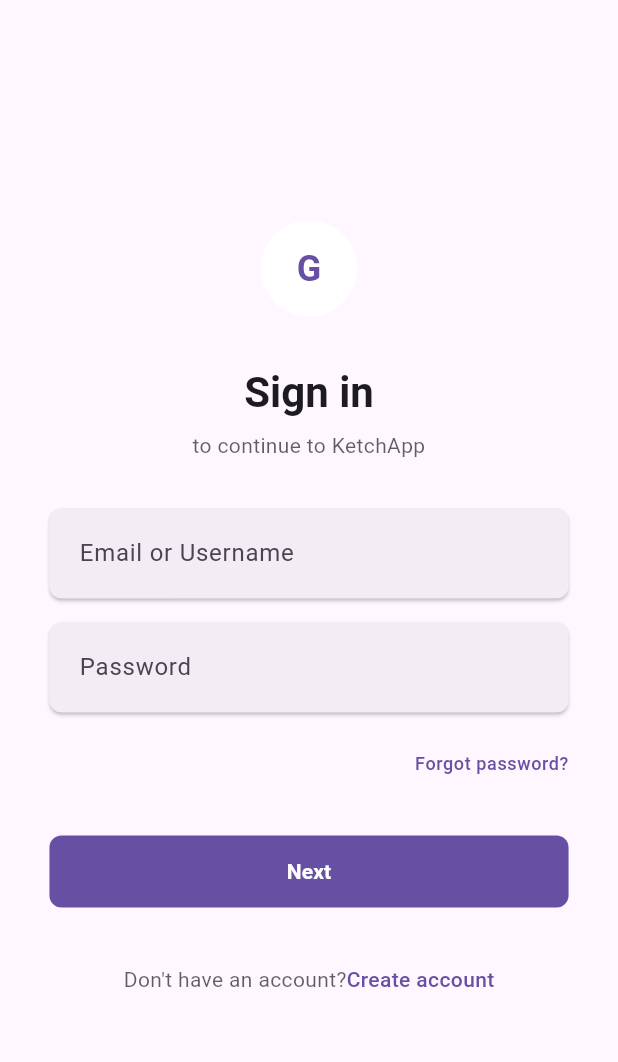
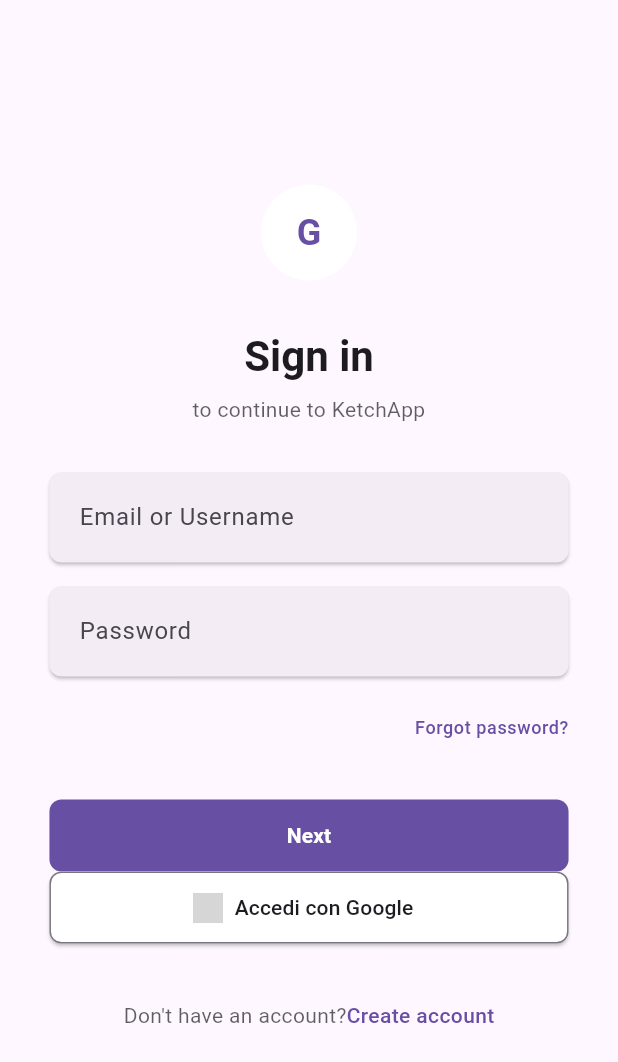
Before and after one commit to Dibbiii/KetchApp-Flutter, a Flutter app: the LoginPage screen opened by its route, on a phone screen of 412 x 824 dp. Shown: the top 1062 px of the screen. Run offline on Flutter 3.47's test engine with Material 3 defaults, Android fonts, the light colour scheme and no system bars; drawn by our look-alikes of dynamic_color; our stand-ins replace bloc, confetti, equatable, firebase_auth, firebase_core, flutter_bloc and 3 more; missing offline and left inert: flutter_ruler_picker; accounts and stored records are empty; network calls fail; grey boxes are pictures that could not be loaded.

Commit message:
SIGN IN WITH GOOGLE BY DIBBIIIIIIII !!!!!!!!!!!!!!!!!

```diff
--- a/lib/features/auth/bloc/auth_bloc.dart
+++ b/lib/features/auth/bloc/auth_bloc.dart
@@ -1,17 +1,22 @@
 import 'dart:async';
 import 'package:bloc/bloc.dart';
 import 'package:firebase_auth/firebase_auth.dart';
+import 'package:flutter/foundation.dart' show kIsWeb; // Importa kIsWeb
 import 'package:flutter/material.dart';
+import 'package:google_sign_in/google_sign_in.dart'; // Aggiungi questo import
+import 'package:ketchapp_flutter/services/api_service.dart'; // Assicurati che il percorso sia corretto
 import 'package:meta/meta.dart';
- import '../../../services/api_service.dart';
 import '../../../services/api_exceptions.dart'; // MODIFICA: Aggiungi import per le eccezioni API
 
 part 'auth_event.dart';
 part 'auth_state.dart';
 
+const String webClientId = "1049541862968-7fa3abk4ja0794u5822ou6h9hem1j2go.apps.googleusercontent.com";
+
 class AuthBloc extends Bloc<AuthEvent, AuthState> {
   final FirebaseAuth _firebaseAuth;
   final ApiService _apiService;
+  final GoogleSignIn _googleSignIn; // Aggiungi GoogleSignIn
   StreamSubscription<User?>? _userSubscription;
 
   AuthBloc({
@@ -19,6 +24,10 @@
     required ApiService apiService,
   })  : _firebaseAuth = firebaseAuth,
         _apiService = apiService,
+        _googleSignIn = GoogleSignIn(
+          // Fornisci il clientId solo per il web
+          clientId: kIsWeb ? webClientId : null,
+        ), // Inizializza GoogleSignIn
         super(AuthInitial()) {
     _userSubscription = _firebaseAuth.authStateChanges().listen((user) {
       add(_AuthUserChanged(user));
@@ -40,7 +49,6 @@
         if (event.identifier.contains('@') && event.identifier.contains('.')) {
           emailToLogin = event.identifier;
         } else { //dall'username bisogna recuperare l'email perchè firebase utilizza l'email come identificatore primario per l'accesso con email e password
-          // È un username, recupera l'email dal backend
           try {
             final userData = await _apiService.findEmailByUsername(event.identifier);
             // Assumendo che findEmailByUsername restituisca una mappa con la chiave 'email'
@@ -63,7 +71,9 @@
           } on ApiException catch (e) {
             emit(AuthError('Errore nel recuperare l\'email per l\'username: ${e.message}'));
             return;
-          } catch (e) {
+          } catch (e, s) { // Aggiungi s per lo stack trace
+            print('[AuthBloc] Errore non gestito in findEmailByUsername: $e');
+            print('[AuthBloc] StackTrace: $s');
             emit(const AuthError('Errore sconosciuto nel recuperare l\'email per l\'username.'));
             return;
           }
@@ -133,9 +143,67 @@
       }
     });
 
+    on<AuthGoogleSignInRequested>((event, emit) async {
+      emit(AuthLoading());
+      try {
+        // Assicurati che il clientId sia stato impostato se sei sul web
+        if (kIsWeb && _googleSignIn.clientId == null) {
+             // Questo controllo è più per debug, l'assert del plugin dovrebbe già aver fallito
+            print("GoogleSignIn clientId non è impostato per il web!");
+        }
+
+        final GoogleSignInAccount? googleUser = await _googleSignIn.signIn();
+        if (googleUser == null) {
+          // L'utente ha annullato il login
+          emit(Unauthenticated());
+          return;
+        }
+
+        final GoogleSignInAuthentication googleAuth = await googleUser.authentication;
+        final AuthCredential credential = GoogleAuthProvider.credential(
+          accessToken: googleAuth.accessToken,
+          idToken: googleAuth.idToken,
+        );
+
+        final UserCredential userCredential = await _firebaseAuth.signInWithCredential(credential);
+
+        // Se l'utente è nuovo e devi registrarlo nel tuo backend
+        if (userCredential.user != null && userCredential.additionalUserInfo?.isNewUser == true) {
+          try {
+            await _apiService.postData('users', {
+              'firebaseUid': userCredential.user!.uid,
+              'email': userCredential.user!.email,
+              'username': userCredential.user!.displayName ?? userCredential.user!.email?.split('@')[0], // Fallback per username
+              // Aggiungi altri campi se necessario, es. nome visualizzato
+              'displayName': userCredential.user!.displayName,
+            });
+            // Lo stream authStateChanges gestirà l'emissione di Authenticated
+          } on ApiException catch (e) {
+            // Se la registrazione al backend fallisce, fai il logout da Firebase e mostra errore
+            await _firebaseAuth.signOut();
+            await _googleSignIn.signOut(); // Assicurati di fare signOut anche da Google
+            emit(AuthError('Login Google riuscito, ma errore registrazione backend: ${e.message}'));
+            return;
+          }
+        }
+        // Se l'utente esiste già o la registrazione al backend (se nuova) è andata a buon fine,
+        // lo stream authStateChanges emetterà Authenticated.
+        // Non è necessario emettere Authenticated(userCredential.user!) qui esplicitamente
+        // se _userSubscription è attivo e gestisce _AuthUserChanged.
+
+      } on FirebaseAuthException catch (e) {
+        emit(AuthError(_mapAuthErrorCodeToMessage(e.code)));
+      } on ApiException catch (e) {
+        emit(AuthError('Errore API durante il login con Google: ${e.message}'));
+      } catch (e) {
+        emit(AuthError('Errore sconosciuto durante il login con Google: ${e.toString()}'));
+      }
+    });
+
     on<AuthLogoutRequested>((event, emit) async {
       emit(AuthLoading());
       try {
+        await _googleSignIn.signOut(); // Aggiungi signOut da Google
         await _firebaseAuth.signOut();
         // Lo stream authStateChanges emetterà Unauthenticated
       } catch (e) {
--- a/lib/features/auth/bloc/auth_event.dart
+++ b/lib/features/auth/bloc/auth_event.dart
@@ -18,7 +18,16 @@
   AuthRegisterRequested({required this.username, required this.email, required this.password});
 }
 
-class AuthLogoutRequested extends AuthEvent {}
+class AuthLogoutRequested extends AuthEvent {
+  final String? token;
+  AuthLogoutRequested({this.token});
+
+}
+
+class AuthGoogleSignInRequested extends AuthEvent {
+  final String? token;
+  AuthGoogleSignInRequested({this.token});
+}
 
 class _AuthUserChanged extends AuthEvent {
   final User? user;
--- a/lib/features/auth/presentation/pages/login_page.dart
+++ b/lib/features/auth/presentation/pages/login_page.dart
@@ -283,6 +283,24 @@
                   );
                 },
               ),
+              ElevatedButton.icon(
+                icon: Image.network( // O usa un'icona SVG/FontIcon di Google
+                  'https://upload.wikimedia.org/wikipedia/commons/thumb/c/c1/Google_%22G%22_logo.svg/24px-Google_%22G%22_logo.svg.png',
+                  height: 20.0,
+                ),
+                label: const Text('Accedi con Google'),
+                onPressed: () {
+                  context.read<AuthBloc>().add(AuthGoogleSignInRequested());
+                },
+                style: ElevatedButton.styleFrom(
+                  foregroundColor: colors.onSurface, backgroundColor: Colors.white, // Esempio di stile
+                  minimumSize: const Size(double.infinity, 48),
+                  shape: RoundedRectangleBorder(
+                    borderRadius: BorderRadius.circular(8),
+                    side: BorderSide(color: colors.outline),
+                  ),
+                ),
+              ),
               const SizedBox(height: 24),
               Row(
                 mainAxisAlignment: MainAxisAlignment.center,
--- a/lib/services/api_service.dart
+++ b/lib/services/api_service.dart
@@ -19,7 +19,7 @@
     switch (response.statusCode) {
       case 200:
       case 201:
-        return decodedJson ?? body;
+        return Future.value(decodedJson ?? body);
       case 400:
         throw BadRequestException(decodedJson?['message'] ?? 'Richiesta non valida');
       case 401:
```
